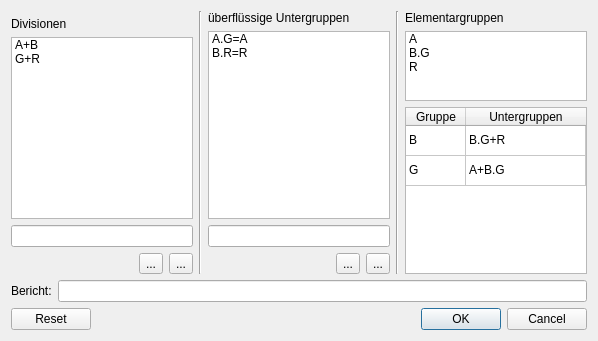
Qt form wz-data/ui/dialog_class_groups.ui (gradgrind/WZ3) before a commit.
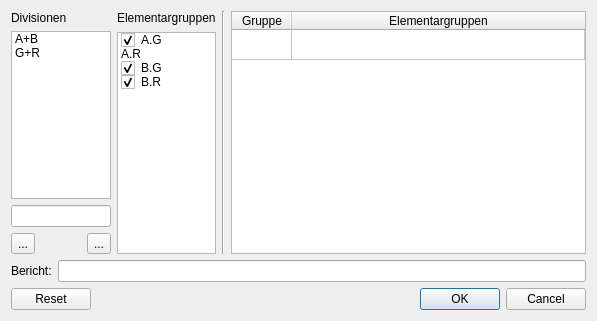
The same form after that commit. Icons and pictures are not drawn.

Commit message: Started adapting class-groups dialog to newest ClassGroups

```diff
--- a/wz-data/ui/dialog_class_groups.ui
+++ b/wz-data/ui/dialog_class_groups.ui
@@ -6,27 +6,20 @@
    <rect>
     <x>0</x>
     <y>0</y>
-    <width>598</width>
-    <height>341</height>
+    <width>597</width>
+    <height>321</height>
    </rect>
   </property>
   <property name="windowTitle">
    <string>Klassenteilungen</string>
   </property>
-  <layout class="QVBoxLayout" name="verticalLayout_4">
+  <layout class="QVBoxLayout" name="verticalLayout">
    <item>
-    <layout class="QHBoxLayout" name="horizontalLayout_4">
+    <layout class="QHBoxLayout" name="horizontalLayout_4" stretch="1,1,0,4">
      <item>
-      <layout class="QVBoxLayout" name="verticalLayout">
+      <layout class="QVBoxLayout" name="verticalLayout_3">
        <item>
-        <widget class="Line" name="line">
-         <property name="orientation">
-          <enum>Qt::Vertical</enum>
-         </property>
-        </widget>
-       </item>
-       <item>
-        <widget class="QLabel" name="label">
+        <widget class="QLabel" name="label_2">
          <property name="text">
           <string>Divisionen</string>
          </property>
@@ -37,9 +30,15 @@
          <property name="sizePolicy">
           <sizepolicy hsizetype="Expanding" vsizetype="Expanding">
            <horstretch>0</horstretch>
-           <verstretch>1</verstretch>
+           <verstretch>0</verstretch>
           </sizepolicy>
          </property>
+         <property name="minimumSize">
+          <size>
+           <width>100</width>
+           <height>0</height>
+          </size>
+         </property>
          <property name="editTriggers">
           <set>QAbstractItemView::NoEditTriggers</set>
          </property>
@@ -62,117 +61,24 @@
         <widget class="QLineEdit" name="edit_division"/>
        </item>
        <item>
-        <layout class="QHBoxLayout" name="horizontalLayout">
-         <item>
-          <spacer name="horizontalSpacer">
-           <property name="orientation">
-            <enum>Qt::Horizontal</enum>
-           </property>
-           <property name="sizeHint" stdset="0">
-            <size>
-             <width>40</width>
-             <height>20</height>
-            </size>
-           </property>
-          </spacer>
-         </item>
-         <item>
-          <widget class="QToolButton" name="remove_division">
-           <property name="text">
-            <string>...</string>
-           </property>
-           <property name="icon">
-            <iconset>
-             <normaloff>../icons/icon_remove.svg</normaloff>../icons/icon_remove.svg</iconset>
-           </property>
-           <property name="iconSize">
-            <size>
-             <width>24</width>
-             <height>24</height>
-            </size>
-           </property>
-          </widget>
-         </item>
-         <item>
-          <widget class="QToolButton" name="new_division">
-           <property name="text">
-            <string>...</string>
-           </property>
-           <property name="icon">
-            <iconset>
-             <normaloff>../icons/icon_new.svg</normaloff>../icons/icon_new.svg</iconset>
-           </property>
-           <property name="iconSize">
-            <size>
-             <width>24</width>
-             <height>24</height>
-            </size>
-           </property>
-          </widget>
-         </item>
-        </layout>
-       </item>
-      </layout>
-     </item>
-     <item>
-      <widget class="Line" name="line_3">
-       <property name="orientation">
-        <enum>Qt::Vertical</enum>
-       </property>
-      </widget>
-     </item>
-     <item>
-      <layout class="QVBoxLayout" name="verticalLayout_3">
-       <item>
-        <widget class="QLabel" name="label_2">
-         <property name="text">
-          <string>überflüssige Untergruppen</string>
-         </property>
-         <property name="textFormat">
-          <enum>Qt::RichText</enum>
-         </property>
-         <property name="wordWrap">
-          <bool>true</bool>
-         </property>
-        </widget>
-       </item>
-       <item>
-        <widget class="QListWidget" name="redundant_subgroups">
-         <property name="maximumSize">
-          <size>
-           <width>16777215</width>
-           <height>16777215</height>
-          </size>
-         </property>
-         <property name="focusPolicy">
-          <enum>Qt::StrongFocus</enum>
-         </property>
-         <property name="toolTip">
-          <string>&lt;html&gt;&lt;head/&gt;&lt;body&gt;&lt;p&gt;Einträge der Form „Untergruppe=Gruppe“, z.B. „A.P=P“ oder „A.M.R=A.M“, geben an, dass die Untergruppe identisch ist mit der Gruppe auf der rechten Seite.&lt;/p&gt;&lt;p&gt;So kann die Anzahl der Elementargruppen reduziert werden.&lt;/p&gt;&lt;p&gt;Die Grundgruppen der rechten Seite müssen (typografisch) eine Untermenge der Grundgruppen der linken Seite bilden, z.B. {A, M} ⊂ {A, M, R}. Das ist natürlich das Gegenteil der normalen Beziehung zwischen den Schülergruppen: A.M.R ⊂ A.M.&lt;/p&gt;&lt;p&gt;Die Aussage der Angabe „A.M.R=A.M“ ist allerdings, dass die Mengen identisch sind.&lt;/p&gt;&lt;/body&gt;&lt;/html&gt;</string>
-         </property>
-         <property name="editTriggers">
-          <set>QAbstractItemView::NoEditTriggers</set>
-         </property>
-         <property name="selectionMode">
-          <enum>QAbstractItemView::SingleSelection</enum>
-         </property>
-         <item>
-          <property name="text">
-           <string>A.G=A</string>
-          </property>
-         </item>
-         <item>
-          <property name="text">
-           <string>B.R=R</string>
-          </property>
-         </item>
-        </widget>
-       </item>
-       <item>
-        <widget class="QLineEdit" name="edit_equality"/>
-       </item>
-       <item>
         <layout class="QHBoxLayout" name="horizontalLayout_2">
+         <item>
+          <widget class="QToolButton" name="remove_division">
+           <property name="text">
+            <string>...</string>
+           </property>
+           <property name="icon">
+            <iconset>
+             <normaloff>../icons/icon_remove.svg</normaloff>../icons/icon_remove.svg</iconset>
+           </property>
+           <property name="iconSize">
+            <size>
+             <width>24</width>
+             <height>24</height>
+            </size>
+           </property>
+          </widget>
+         </item>
          <item>
           <spacer name="horizontalSpacer_2">
            <property name="orientation">
@@ -180,31 +86,14 @@
            </property>
            <property name="sizeHint" stdset="0">
             <size>
-             <width>40</width>
+             <width>20</width>
              <height>20</height>
             </size>
            </property>
           </spacer>
          </item>
          <item>
-          <widget class="QToolButton" name="remove_equality">
-           <property name="text">
-            <string>...</string>
-           </property>
-           <property name="icon">
-            <iconset>
-             <normaloff>../icons/icon_remove.svg</normaloff>../icons/icon_remove.svg</iconset>
-           </property>
-           <property name="iconSize">
-            <size>
-             <width>24</width>
-             <height>24</height>
-            </size>
-           </property>
-          </widget>
-         </item>
-         <item>
-          <widget class="QToolButton" name="new_equality">
+          <widget class="QToolButton" name="new_division">
            <property name="text">
             <string>...</string>
            </property>
@@ -224,15 +113,11 @@
        </item>
       </layout>
      </item>
-     <item>
-      <widget class="Line" name="line_2">
-       <property name="orientation">
-        <enum>Qt::Vertical</enum>
-       </property>
-      </widget>
-     </item>
      <item>
       <layout class="QVBoxLayout" name="verticalLayout_2">
+       <property name="spacing">
+        <number>7</number>
+       </property>
        <item>
         <widget class="QLabel" name="label_3">
          <property name="text">
@@ -245,7 +130,7 @@
          <property name="sizePolicy">
           <sizepolicy hsizetype="Expanding" vsizetype="Expanding">
            <horstretch>0</horstretch>
-           <verstretch>1</verstretch>
+           <verstretch>0</verstretch>
           </sizepolicy>
          </property>
          <property name="focusPolicy">
@@ -256,85 +141,93 @@
          </property>
          <item>
           <property name="text">
-           <string>A</string>
+           <string>A.G</string>
+          </property>
+          <property name="checkState">
+           <enum>Checked</enum>
+          </property>
+         </item>
+         <item>
+          <property name="text">
+           <string>A.R</string>
+          </property>
+          <property name="checkState">
+           <enum>Unchecked</enum>
           </property>
          </item>
          <item>
           <property name="text">
            <string>B.G</string>
           </property>
+          <property name="checkState">
+           <enum>Checked</enum>
+          </property>
          </item>
          <item>
           <property name="text">
-           <string>R</string>
+           <string>B.R</string>
           </property>
-         </item>
-        </widget>
-       </item>
-       <item>
-        <widget class="QTableWidget" name="subgroups">
-         <property name="focusPolicy">
-          <enum>Qt::NoFocus</enum>
-         </property>
-         <property name="editTriggers">
-          <set>QAbstractItemView::NoEditTriggers</set>
-         </property>
-         <property name="selectionMode">
-          <enum>QAbstractItemView::NoSelection</enum>
-         </property>
-         <attribute name="horizontalHeaderDefaultSectionSize">
-          <number>60</number>
-         </attribute>
-         <attribute name="horizontalHeaderStretchLastSection">
-          <bool>true</bool>
-         </attribute>
-         <attribute name="verticalHeaderVisible">
-          <bool>false</bool>
-         </attribute>
-         <row>
-          <property name="text">
-           <string>New Row</string>
-          </property>
-         </row>
-         <row>
-          <property name="text">
-           <string>New Row</string>
-          </property>
-         </row>
-         <column>
-          <property name="text">
-           <string>Gruppe</string>
-          </property>
-         </column>
-         <column>
-          <property name="text">
-           <string>Untergruppen</string>
-          </property>
-         </column>
-         <item row="0" column="0">
-          <property name="text">
-           <string>B</string>
-          </property>
-         </item>
-         <item row="0" column="1">
-          <property name="text">
-           <string>B.G+R</string>
-          </property>
-         </item>
-         <item row="1" column="0">
-          <property name="text">
-           <string>G</string>
-          </property>
-         </item>
-         <item row="1" column="1">
-          <property name="text">
-           <string>A+B.G</string>
+          <property name="checkState">
+           <enum>Checked</enum>
           </property>
          </item>
         </widget>
        </item>
       </layout>
      </item>
+     <item>
+      <widget class="Line" name="line_2">
+       <property name="orientation">
+        <enum>Qt::Vertical</enum>
+       </property>
+      </widget>
+     </item>
+     <item>
+      <widget class="QTableWidget" name="group_table">
+       <property name="sizePolicy">
+        <sizepolicy hsizetype="Expanding" vsizetype="Expanding">
+         <horstretch>0</horstretch>
+         <verstretch>0</verstretch>
+        </sizepolicy>
+       </property>
+       <property name="focusPolicy">
+        <enum>Qt::NoFocus</enum>
+       </property>
+       <property name="editTriggers">
+        <set>QAbstractItemView::NoEditTriggers</set>
+       </property>
+       <property name="selectionMode">
+        <enum>QAbstractItemView::NoSelection</enum>
+       </property>
+       <property name="selectionBehavior">
+        <enum>QAbstractItemView::SelectRows</enum>
+       </property>
+       <attribute name="horizontalHeaderDefaultSectionSize">
+        <number>60</number>
+       </attribute>
+       <attribute name="horizontalHeaderStretchLastSection">
+        <bool>true</bool>
+       </attribute>
+       <attribute name="verticalHeaderVisible">
+        <bool>false</bool>
+       </attribute>
+       <row>
+        <property name="text">
+         <string>New Row</string>
+        </property>
+       </row>
+       <column>
+        <property name="text">
+         <string>Gruppe</string>
+        </property>
+       </column>
+       <column>
+        <property name="text">
+         <string>Elementargruppen</string>
+        </property>
+       </column>
+      </widget>
+     </item>
     </layout>
    </item>
    <item>
```
Left out of the diff: 29 changed lines with no effect on the pictures. The commit also changes 2 other files.
